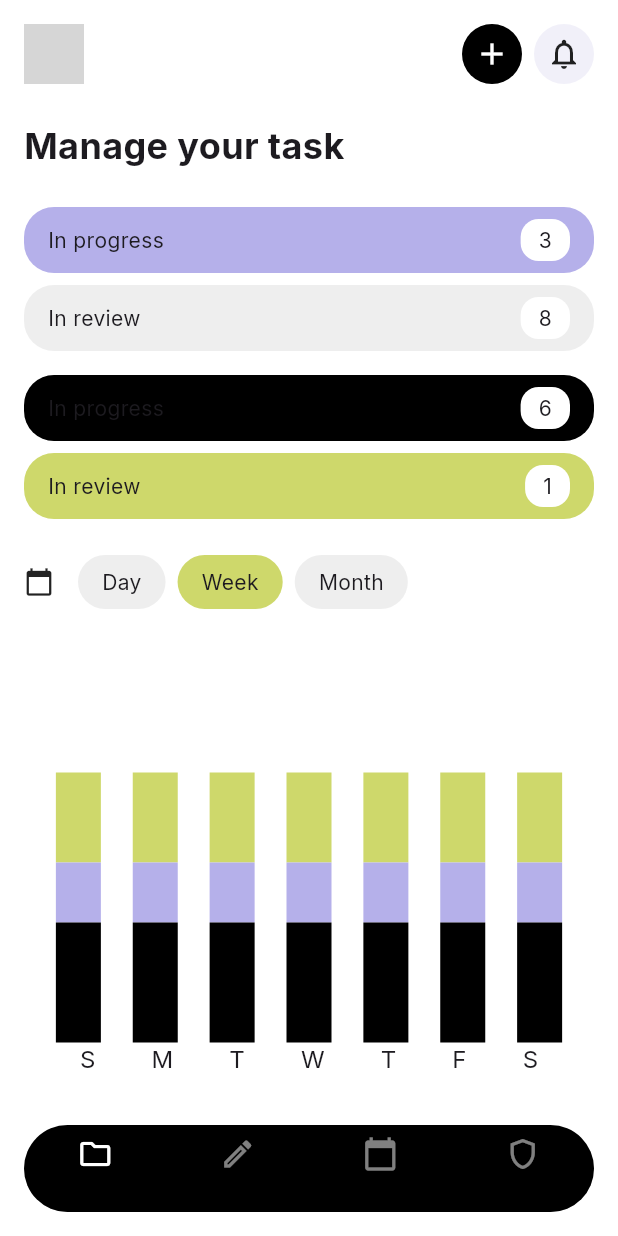
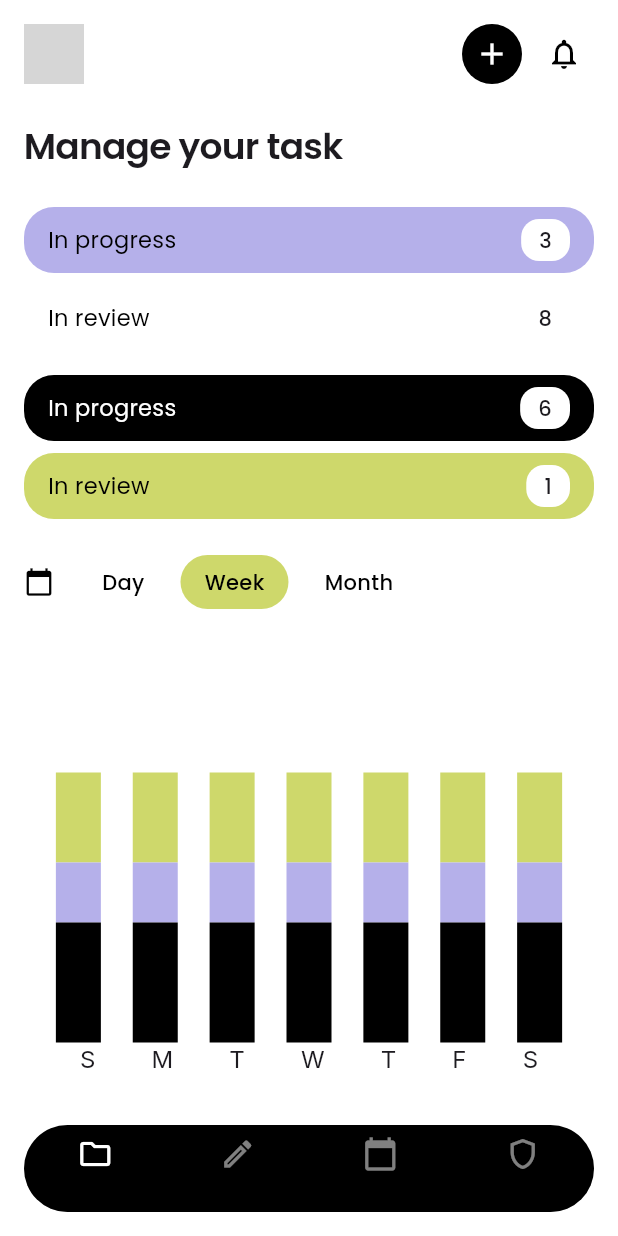
Before and after one commit to Edil-Ayehu/Task-Management-App, a Flutter app: the screen it shows after launch, on a phone screen of 412 x 824 dp. Run offline on Flutter 3.47's test engine with Material 3 defaults, Android fonts, the phone set to English and light mode, and no system bars; our stand-ins replace google_fonts; network calls fail; grey boxes are pictures that could not be loaded.

Commit message:
theme compatibility

```diff
--- /dev/null
+++ b/lib/controllers/theme_controller.dart
@@ -0,0 +1,19 @@
+import 'package:flutter/material.dart';
+
+class ThemeController extends ChangeNotifier {
+  ThemeMode _themeMode = ThemeMode.system;
+
+  ThemeMode get themeMode => _themeMode;
+
+  bool get isDarkMode => _themeMode == ThemeMode.dark;
+
+  void toggleTheme() {
+    _themeMode = _themeMode == ThemeMode.light ? ThemeMode.dark : ThemeMode.light;
+    notifyListeners();
+  }
+
+  void setThemeMode(ThemeMode mode) {
+    _themeMode = mode;
+    notifyListeners();
+  }
+}
--- /dev/null
+++ b/lib/core/utils/app_textstyles.dart
@@ -0,0 +1,67 @@
+import 'package:flutter/material.dart';
+import 'package:google_fonts/google_fonts.dart';
+
+class AppTextStyle {
+  // Headings
+  static TextStyle h1 = GoogleFonts.poppins(
+    fontSize: 32,
+    fontWeight: FontWeight.w700,
+    height: 1.2,
+    letterSpacing: -0.5,
+  );
+
+  static TextStyle h2 = GoogleFonts.poppins(
+    fontSize: 24,
+    fontWeight: FontWeight.w600,
+    letterSpacing: -0.5,
+  );
+
+  static TextStyle h3 = GoogleFonts.poppins(
+    fontSize: 18,
+    fontWeight: FontWeight.w600,
+  );
+
+  // Body text
+  static TextStyle bodyLarge = GoogleFonts.poppins(
+    fontSize: 16,
+    fontWeight: FontWeight.w400,
+  );
+
+  static TextStyle bodyMedium = GoogleFonts.poppins(
+    fontSize: 15,
+    fontWeight: FontWeight.w400,
+    letterSpacing: 0.2,
+  );
+
+  static TextStyle bodySmall = GoogleFonts.poppins(
+    fontSize: 14,
+    fontWeight: FontWeight.w400,
+  );
+
+  // Button text
+  static TextStyle buttonLarge = GoogleFonts.poppins(
+    fontSize: 16,
+    fontWeight: FontWeight.w600,
+    letterSpacing: 0.5,
+  );
+
+  static TextStyle buttonMedium = GoogleFonts.poppins(
+    fontSize: 15,
+    fontWeight: FontWeight.w600,
+  );
+
+  // Label text
+  static TextStyle labelMedium = GoogleFonts.poppins(
+    fontSize: 14,
+    fontWeight: FontWeight.w500,
+  );
+
+  // Helper functions for color variations
+  static TextStyle withColor(TextStyle style, Color color) {
+    return style.copyWith(color: color);
+  }
+
+  static TextStyle withWeight(TextStyle style, FontWeight weight) {
+    return style.copyWith(fontWeight: weight);
+  }
+}
--- a/lib/core/utils/app_theme.dart
+++ b/lib/core/utils/app_theme.dart
@@ -11,6 +11,11 @@ class AppTheme {
       tertiary: Color(0xFFCED86B),
       background: Colors.white,
       surface: Colors.white,
+      onPrimary: Colors.white,
+      onSecondary: Colors.black,
+      onTertiary: Colors.black,
+      onBackground: Colors.black,
+      onSurface: Colors.black,
     ),
     textTheme: GoogleFonts.interTextTheme(),
   );
@@ -19,11 +24,16 @@ class AppTheme {
     useMaterial3: true,
     brightness: Brightness.dark,
     colorScheme: const ColorScheme.dark(
-      primary: Colors.white,
-      secondary: Color(0xFFB5B0EA),
-      tertiary: Color(0xFFCED86B),
+      primary: Color(0xFF3A3A3A),
+      secondary: Color(0xFF6C67B5),
+      tertiary: Color(0xFF8B9346),
       background: Color(0xFF121212),
       surface: Color(0xFF1E1E1E),
+      onPrimary: Colors.white,
+      onSecondary: Colors.white,
+      onTertiary: Colors.white,
+      onBackground: Colors.white,
+      onSurface: Colors.white,
     ),
     textTheme: GoogleFonts.interTextTheme(ThemeData.dark().textTheme),
   );
--- a/lib/main.dart
+++ b/lib/main.dart
@@ -1,13 +1,19 @@
 import 'package:flutter/material.dart';
+import 'package:provider/provider.dart';
+import 'package:todo_app/controllers/theme_controller.dart';
 import 'package:todo_app/core/utils/app_theme.dart';
 import 'package:todo_app/views/screens/edit_view.dart';
-import 'package:todo_app/views/screens/folder_view.dart';
 import 'package:todo_app/views/screens/manage_task_view.dart';
-import 'package:todo_app/views/screens/shield_view.dart';
+import 'package:todo_app/views/screens/settings_view.dart';
 import 'package:todo_app/views/screens/task_schedule_view.dart';
 
 void main() {
-  runApp(const TaskManagementApp());
+  runApp(
+    ChangeNotifierProvider(
+      create: (_) => ThemeController(),
+      child: const TaskManagementApp(),
+    ),
+  );
 }
 
 class TaskManagementApp extends StatelessWidget {
@@ -15,11 +21,15 @@ class TaskManagementApp extends StatelessWidget {
 
   @override
   Widget build(BuildContext context) {
-    return MaterialApp(
-      theme: AppTheme.lightTheme,
-      darkTheme: AppTheme.darkTheme,
-      themeMode: ThemeMode.system, // This will follow system theme
-      home: const TaskManagementHome(),
+    return Consumer<ThemeController>(
+      builder: (context, themeController, _) {
+        return MaterialApp(
+          theme: AppTheme.lightTheme,
+          darkTheme: AppTheme.darkTheme,
+          themeMode: themeController.themeMode,
+          home: const TaskManagementHome(),
+        );
+      },
     );
   }
 }
@@ -38,7 +48,7 @@ class _TaskManagementHomeState extends State<TaskManagementHome> {
     ManageTaskView(),
     EditView(),
     TaskScheduleView(),
-    ShieldView(),
+    SettingsView(),
   ];
 
   @override
--- a/lib/views/screens/manage_task_view.dart
+++ b/lib/views/screens/manage_task_view.dart
@@ -1,34 +1,40 @@
 import 'package:flutter/material.dart';
+import 'package:todo_app/core/utils/app_textstyles.dart';
 
 class ManageTaskView extends StatelessWidget {
   const ManageTaskView({Key? key}) : super(key: key);
 
+
   @override
   Widget build(BuildContext context) {
+    final colorScheme = Theme.of(context).colorScheme;
+
     return Padding(
       padding: const EdgeInsets.all(16),
       child: Column(
         crossAxisAlignment: CrossAxisAlignment.start,
         children: [
-          _buildHeader(),
+          _buildHeader(context),
           const SizedBox(height: 24),
-          const Text(
+          Text(
             'Manage your task',
-            style: TextStyle(fontSize: 24, fontWeight: FontWeight.bold),
+            style: AppTextStyle.h2,
           ),
           const SizedBox(height: 24),
-          _buildProgressBars(),
+          _buildProgressBars(context),
           const SizedBox(height: 24),
-          _buildTimeFilter(),
+          _buildTimeFilter(context),
           const SizedBox(height: 24),
-          Expanded(child: _buildBarChart()),
-          _buildWeekDays(),
+          Expanded(child: _buildBarChart(context)),
+          _buildWeekDays(context),
         ],
       ),
     );
   }
 
-  Widget _buildHeader() {
+  Widget _buildHeader(BuildContext context) {
+    final colorScheme = Theme.of(context).colorScheme;
+
     return Row(
       mainAxisAlignment: MainAxisAlignment.spaceBetween,
       children: [
@@ -41,19 +47,19 @@ class ManageTaskView extends StatelessWidget {
             Container(
               padding: const EdgeInsets.all(8),
               decoration: BoxDecoration(
-                color: Colors.black,
+                color: colorScheme.primary,
                 borderRadius: BorderRadius.circular(20),
               ),
-              child: const Icon(Icons.add, color: Colors.white),
+              child: Icon(Icons.add, color: colorScheme.onPrimary),
             ),
             const SizedBox(width: 8),
             Container(
               padding: const EdgeInsets.all(8),
               decoration: BoxDecoration(
-                color: Color(0xFFF1F0F9),
+                color: colorScheme.surface,
                 borderRadius: BorderRadius.circular(20),
               ),
-              child: const Icon(Icons.notifications_outlined),
+              child: Icon(Icons.notifications_outlined, color: colorScheme.onSurface),
             ),
           ],
         ),
@@ -61,37 +67,25 @@ class ManageTaskView extends StatelessWidget {
     );
   }
 
-  Widget _buildProgressBars() {
+  Widget _buildProgressBars(BuildContext context) {
+    final colorScheme = Theme.of(context).colorScheme;
+
     return Column(
       children: [
-        _buildProgressBar(
-          'In progress',
-          3,
-          const Color(0xFFB5B0EA),
-        ),
+        _buildProgressBar(context, 'In progress', 3, colorScheme.secondary),
         const SizedBox(height: 8),
-        _buildProgressBar(
-          'In review',
-          8,
-          Colors.grey.shade200,
-        ),
+        _buildProgressBar(context, 'In review', 8, colorScheme.surface),
         const SizedBox(height: 16),
-        _buildProgressBar(
-          'In progress',
-          6,
-          Colors.black,
-        ),
+        _buildProgressBar(context, 'In progress', 6, colorScheme.primary),
         const SizedBox(height: 8),
-        _buildProgressBar(
-          'In review',
-          1,
-          const Color(0xFFCED86B),
-        ),
+        _buildProgressBar(context, 'In review', 1, colorScheme.tertiary),
       ],
     );
   }
 
-  Widget _buildProgressBar(String label, int count, Color color) {
+  Widget _buildProgressBar(BuildContext context, String label, int count, Color color) {
+    final colorScheme = Theme.of(context).colorScheme;
+
     return Container(
       padding: const EdgeInsets.symmetric(horizontal: 16, vertical: 8),
       decoration: BoxDecoration(
@@ -101,80 +95,93 @@ class ManageTaskView extends StatelessWidget {
       child: Row(
         mainAxisAlignment: MainAxisAlignment.spaceBetween,
         children: [
-          Text(label),
+          Text(label, style: AppTextStyle.withColor(AppTextStyle.bodyMedium,
+            color == colorScheme.primary ? colorScheme.onPrimary : colorScheme.onSurface)),
           Container(
             padding: const EdgeInsets.symmetric(horizontal: 12, vertical: 4),
             decoration: BoxDecoration(
-              color: Colors.white,
+              color: colorScheme.surface,
               borderRadius: BorderRadius.circular(12),
             ),
-            child: Text('$count'),
+            child: Text('$count', style: AppTextStyle.labelMedium),
           ),
         ],
       ),
     );
   }
 
-  Widget _buildTimeFilter() {
+  Widget _buildTimeFilter(BuildContext context) {
+    final colorScheme = Theme.of(context).colorScheme;
+
     return Row(
       children: [
-        const Icon(Icons.calendar_today, size: 20),
+        Icon(Icons.calendar_today, size: 20, color: colorScheme.onBackground),
         const SizedBox(width: 16),
-        _buildFilterChip('Day', false),
+        _buildFilterChip(context, 'Day', false),
         const SizedBox(width: 8),
-        _buildFilterChip('Week', true),
+        _buildFilterChip(context, 'Week', true),
         const SizedBox(width: 8),
-        _buildFilterChip('Month', false),
+        _buildFilterChip(context, 'Month', false),
       ],
     );
   }
 
-  Widget _buildFilterChip(String label, bool isSelected) {
+  Widget _buildFilterChip(BuildContext context, String label, bool isSelected) {
+    final colorScheme = Theme.of(context).colorScheme;
+
     return Container(
       padding: const EdgeInsets.symmetric(horizontal: 16, vertical: 8),
       decoration: BoxDecoration(
-        color: isSelected ? const Color(0xFFCED86B) : Colors.grey.shade200,
+        color: isSelected ? colorScheme.tertiary : colorScheme.surface,
         borderRadius: BorderRadius.circular(20),
       ),
-      child: Text(label),
+      child: Text(
+        label,
+        style: AppTextStyle.withColor(
+          AppTextStyle.labelMedium,
+          isSelected ? colorScheme.onTertiary : colorScheme.onSurface,
+        ),
+      ),
     );
   }
 
-  Widget _buildBarChart() {
+  Widget _buildBarChart(BuildContext context) {
     return Row(
       mainAxisAlignment: MainAxisAlignment.spaceEvenly,
       crossAxisAlignment: CrossAxisAlignment.end,
       children: List.generate(
         7,
-        (index) => _buildBar(),
+        (index) => _buildBar(context),
       ),
     );
   }
 
-  Widget _buildBar() {
+  Widget _buildBar(BuildContext context) {
+    final colorScheme = Theme.of(context).colorScheme;
+
     return Column(
       mainAxisAlignment: MainAxisAlignment.end,
       children: [
         Container(
           width: 30,
           height: 60,
-          color: const Color(0xFFCED86B),
+          color: colorScheme.tertiary,
         ),
         Container(
           width: 30,
           height: 40,
-          color: const Color(0xFFB5B0EA),
+          color: colorScheme.secondary,
         ),
         Container(
           width: 30,
           height: 80,
-          color: Colors.black,
+          color: colorScheme.primary,
         ),
       ],
     );
   }
 
-  Widget _buildWeekDays() {
+  Widget _buildWeekDays(BuildContext context) {
     return Row(
       mainAxisAlignment: MainAxisAlignment.spaceEvenly,
       children: ['S', 'M', 'T', 'W', 'T', 'F', 'S']
--- a/pubspec.yaml
+++ b/pubspec.yaml
@@ -35,6 +35,7 @@ dependencies:
   # Use with the CupertinoIcons class for iOS style icons.
   cupertino_icons: ^1.0.8
   google_fonts: ^6.2.1
+  provider: ^6.1.2
 
 dev_dependencies:
   flutter_test:
```
Also changed, not shown: lib/views/screens/settings_view.dart (added, +41 -0 lines), lib/views/screens/shield_view.dart (deleted, +0 -12 lines), lib/views/screens/task_schedule_view.dart (+60 -39 lines), pubspec.lock.
